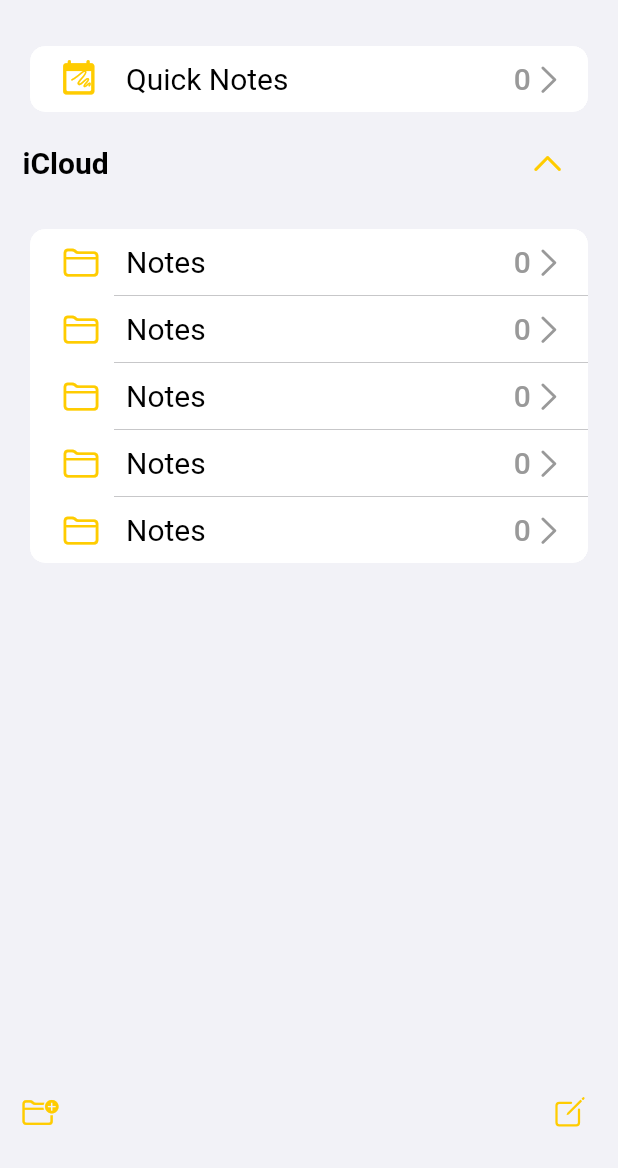
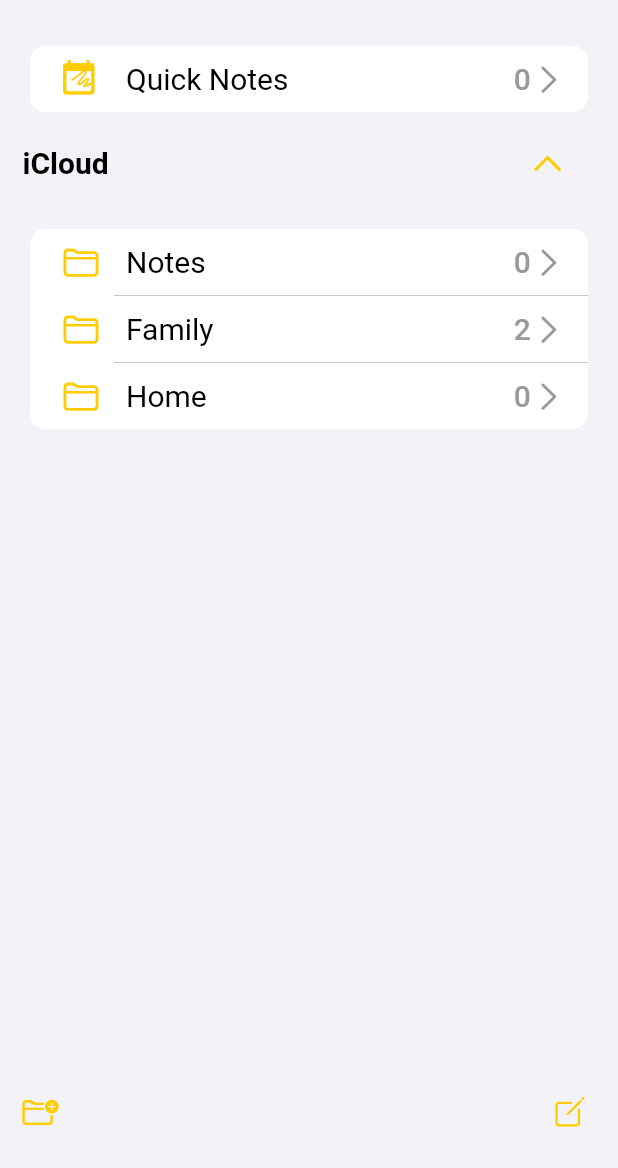
Before and after one commit to arjablc/apple_notes_clone, a Flutter app: the FoldersPage screen opened directly, on a phone screen of 412 x 824 dp, the part 68-1236 px from its top. Run offline on Flutter 3.47's test engine with Material 2 defaults, Android fonts, the phone set to English and light mode, and no system bars; our stand-ins replace ionicons.

Commit message:
Notes and Folders pages connected

```diff
--- a/lib/models/folders_provider.dart
+++ b/lib/models/folders_provider.dart
@@ -12,11 +12,15 @@ class Folder {
 
 class FolderDataProvider with ChangeNotifier {
   final List<Folder> _list = [
-    Folder(folderName: "Notes", id: UniqueKey().toString()),
-    Folder(folderName: "Notes", id: UniqueKey().toString()),
-    Folder(folderName: "Notes", id: UniqueKey().toString()),
-    Folder(folderName: "Notes", id: UniqueKey().toString()),
-    Folder(folderName: "Notes", id: UniqueKey().toString())
+    //Some of the notes here are provided
+    //hardcoded folderId for demonstration
+    //purposes
+    //However, the Notes folder will always be there
+    // !Hence in Production these values except the Notes folder
+    // !must be removed
+    Folder(folderName: "Notes", id: "notes"),
+    Folder(folderName: "Family", id: "family"),
+    Folder(folderName: "Home", id: "home")
   ];
 
   //for quick notes
--- a/lib/models/notes_provider.dart
+++ b/lib/models/notes_provider.dart
@@ -1,22 +1,46 @@
 import 'package:flutter/cupertino.dart';
 
 class Notes {
-  final String title;
   final String id = UniqueKey().toString();
   final String content;
   final String folderId;
+  final DateTime timeOfCreation;
 
   Notes({
-    required this.title,
     required this.content,
     required this.folderId,
+    required this.timeOfCreation,
   });
+
+//Since the title of a note is not passed in the ios notes app
+//rather it is first parts of the note
+//we are going to generate the title ourselves
+  String get generateNoteTitle {
+    String title = '';
+    List tempList = content.split(' ');
+    tempList.map((e) => title = title + e);
+    return title;
+  }
 }
 
 class NotesDataProvider with ChangeNotifier {
   final List<Notes> _list = [
-    Notes(title: "some title", content: "some content", folderId: "quicknote"),
-    Notes(title: "adfadsf", content: "adsfa", folderId: "folder2")
+    Notes(
+        content: "some content",
+        folderId: "quicknote",
+        timeOfCreation: DateTime.now()),
+    Notes(content: "adsfa", folderId: "family", timeOfCreation: DateTime.now()),
+    Notes(
+        content: "Hello darkness My old friend",
+        folderId: "family",
+        timeOfCreation: DateTime.now())
   ];
   List<Notes> get notesList => [..._list];
+
+  List<Notes> getFolderedNoets(String folderId) {
+    List<Notes> folderedNotes = [];
+    folderedNotes =
+        _list.where((element) => folderId == element.folderId).toList();
+    return folderedNotes;
+  }
 }
--- a/lib/pages/folders_page.dart
+++ b/lib/pages/folders_page.dart
@@ -9,7 +9,7 @@ import '../widgets/folder_page_bottom_bar.dart';
 
 class FoldersPage extends StatefulWidget {
   const FoldersPage({super.key});
-  static const String routeName = '/';
+  static const String routeName = '/folder-page';
 
   @override
   State<FoldersPage> createState() => _FoldersPageState();
@@ -51,6 +51,7 @@ class _FoldersPageState extends State<FoldersPage> {
                   return CupertinoListSection.insetGrouped(
                     children: [
                       FoldersListTile(
+                        folderId: quickNote.id,
                         isEditMode: false,
                         folderName: quickNote.folderName,
                         notesNumber:
@@ -87,6 +88,7 @@ class _FoldersPageState extends State<FoldersPage> {
                         foldersList.length,
                         (index) => FoldersListTile(
                             isEditMode: isEditMode,
+                            folderId: foldersList[index].id,
                             folderName: foldersList[index].folderName,
                             notesNumber: value.updateFolderNotecount(
                                 noteList, foldersList[index].id))),
--- a/lib/widgets/folder_list_tile.dart
+++ b/lib/widgets/folder_list_tile.dart
@@ -1,5 +1,7 @@
 import 'package:flutter/cupertino.dart';
 import 'package:flutter/material.dart';
+
+import 'package:apple_notes_clone/pages/notes_page.dart';
 
 import 'custom_scribble_icon.dart';
 
@@ -9,14 +11,21 @@ class FoldersListTile extends StatelessWidget {
     required this.folderName,
     required this.notesNumber,
     required this.isEditMode,
+    required this.folderId,
   }) : super(key: key);
   final String folderName;
   final int notesNumber;
   final bool isEditMode;
+  final String folderId;
 
   @override
   Widget build(BuildContext context) {
     return CupertinoListTile(
+        onTap: () => Navigator.of(context).push(
+              CupertinoPageRoute(
+                builder: (context) => NotesPage(folderId: folderId),
+              ),
+            ),
         leading: (folderName == "Quick Notes")
             ? const CustomIconScribbleInBox()
             : const Icon(CupertinoIcons.folder),
@@ -34,7 +43,7 @@ class FoldersListTile extends StatelessWidget {
                         size: 20,
                       )),
                   GestureDetector(
-                    //TODO Implement the dragging behavior
+                    //TODO Implement the drag to rearrange behavior
                     onVerticalDragUpdate: ((details) => null),
                     child: const Icon(
                       CupertinoIcons.line_horizontal_3,
--- a/lib/widgets/folder_page_bottom_bar.dart
+++ b/lib/widgets/folder_page_bottom_bar.dart
@@ -18,10 +18,10 @@ class FoldersPageBottomBar extends StatelessWidget {
             Row(mainAxisAlignment: MainAxisAlignment.spaceBetween, children: [
           PopupMenuButton(
             tooltip: null,
-            color: CupertinoColors.lightBackgroundGray.withOpacity(0.7),
+            color: CupertinoColors.lightBackgroundGray,
             elevation: 10,
             shadowColor: Colors.grey,
-            position: PopupMenuPosition.over,
+            position: PopupMenuPosition.under,
             offset: const Offset(0, -120),
             shape:
                 RoundedRectangleBorder(borderRadius: BorderRadius.circular(20)),
```
Also changed, not shown: lib/main.dart (+5 -2 lines).
